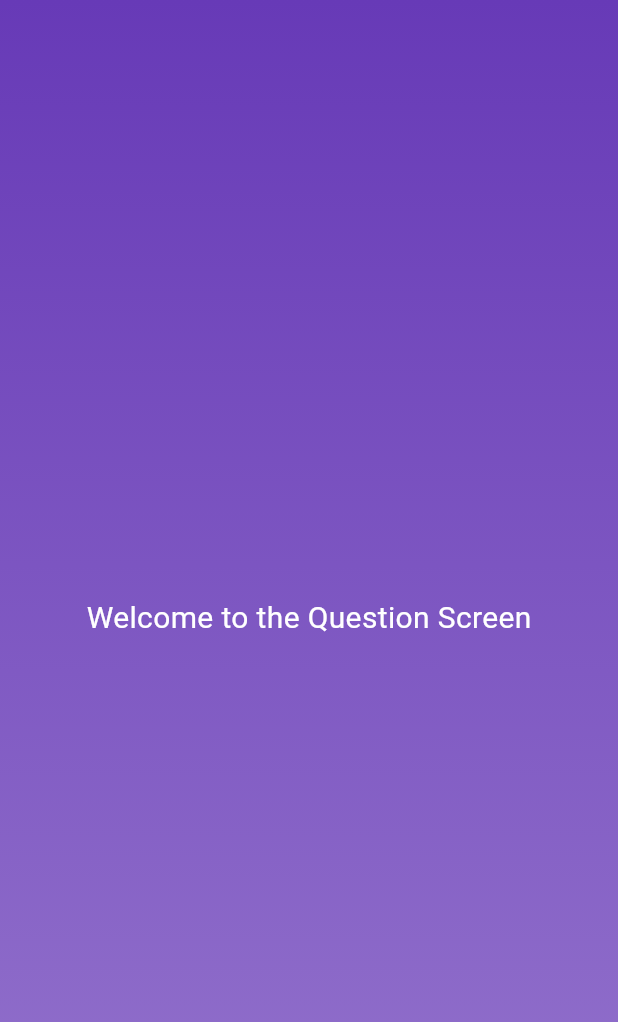
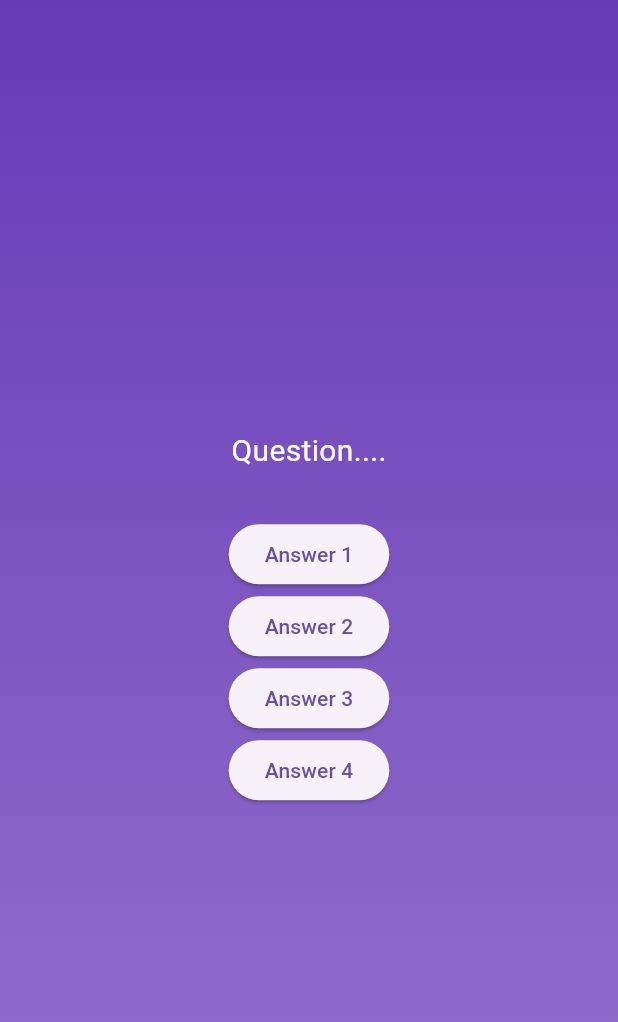
Before and after one commit to alifrizqullahmaruf/Quiz-App-Flutter, a Flutter app: the screen it shows after launch, after a tap on "Start Quiz", on a phone screen of 412 x 824 dp. Shown: the top 1022 px of the screen. Run offline on Flutter 3.47's test engine with Material 3 defaults, Android fonts, the phone set to English and light mode, and no system bars.

```diff
--- /dev/null
+++ b/lib/models/quiz_question.dart
@@ -0,0 +1,6 @@
+class QuizQuestion {
+  const QuizQuestion(this.text, this.answers);
+
+  final String text;
+  final List<String> answers;
+}
--- a/lib/question_screen.dart
+++ b/lib/question_screen.dart
@@ -10,14 +10,37 @@ class QuestionScreen extends StatefulWidget {
 class _QuestionScreenState extends State<QuestionScreen> {
   @override
   Widget build(BuildContext context) {
-    return const Center(
+    return SizedBox(
+      width: double.infinity,
       child: Column(
-        mainAxisSize: MainAxisSize.min,
+        mainAxisAlignment: MainAxisAlignment.center,
         children: [
-          Text(
-            "Welcome to the Question Screen",
-            style: TextStyle(color: Colors.white, fontSize: 20),
-          )
+          const Text(
+            "Question....",
+            style: TextStyle(
+              color: Colors.white,
+              fontSize: 20,
+            ),
+          ),
+          const SizedBox(
+            height: 30,
+          ),
+          ElevatedButton(
+            onPressed: () {},
+            child: const Text("Answer 1"),
+          ),
+          ElevatedButton(
+            onPressed: () {},
+            child: const Text("Answer 2"),
+          ),
+          ElevatedButton(
+            onPressed: () {},
+            child: const Text("Answer 3"),
+          ),
+          ElevatedButton(
+            onPressed: () {},
+            child: const Text("Answer 4"),
+          ),
         ],
       ),
     );
```
Also changed, not shown: lib/data/questions.dart (added, +55 -0 lines).
